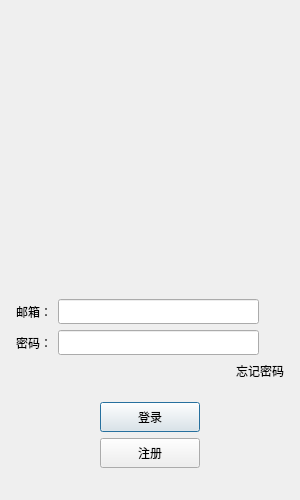
yinghaoyu/chat, file Client/llfcchat/logindialog.ui: the form before one commit.
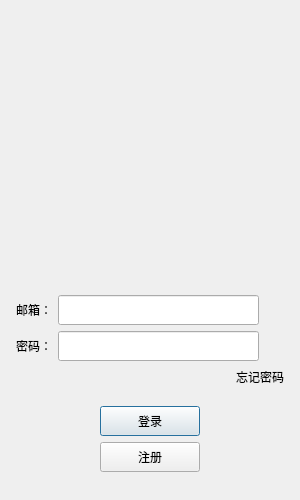
The form after the commit. Custom widgets are drawn as their Qt base class.

```diff
--- a/Client/llfcchat/logindialog.ui
+++ b/Client/llfcchat/logindialog.ui
@@ -132,13 +132,13 @@
          <property name="minimumSize">
           <size>
            <width>0</width>
-           <height>25</height>
+           <height>30</height>
           </size>
          </property>
          <property name="maximumSize">
           <size>
            <width>16777215</width>
-           <height>25</height>
+           <height>30</height>
           </size>
          </property>
         </widget>
@@ -187,13 +187,13 @@
          <property name="minimumSize">
           <size>
            <width>0</width>
-           <height>25</height>
+           <height>30</height>
           </size>
          </property>
          <property name="maximumSize">
           <size>
            <width>16777215</width>
-           <height>25</height>
+           <height>30</height>
           </size>
          </property>
         </widget>
```
